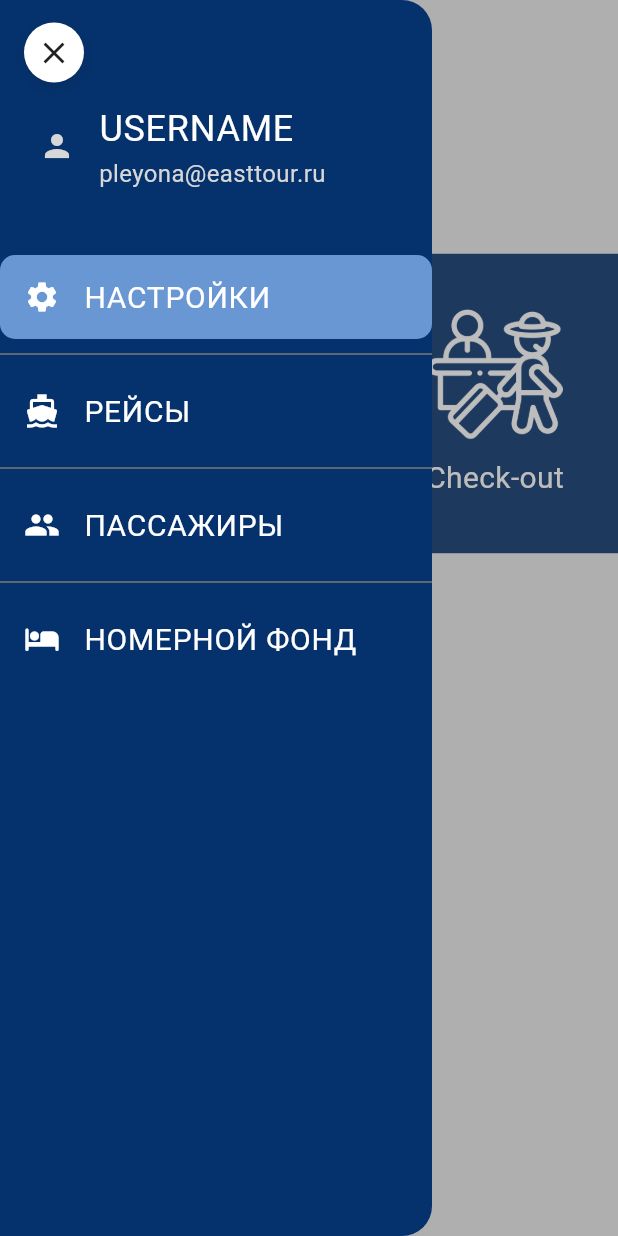
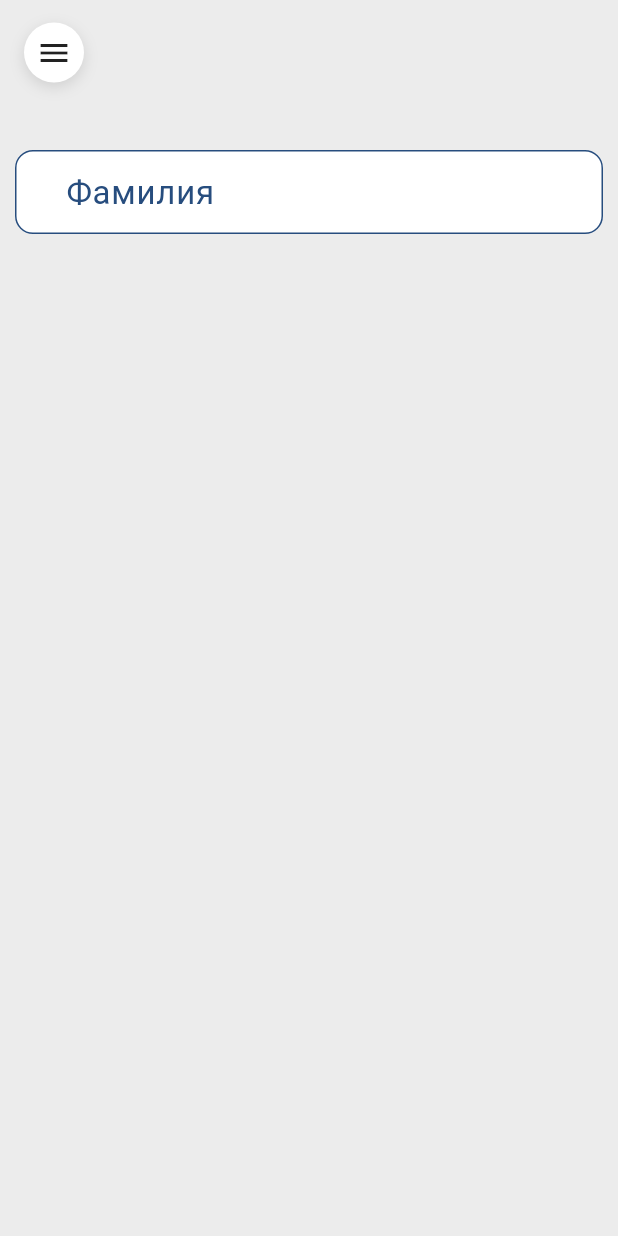
Before and after one commit to eskov-ea/passenger_counter, a Flutter app: the EntryPoint screen opened by its route, on a phone screen of 412 x 824 dp. Run offline on Flutter 3.47's test engine with Material 2 defaults, Android fonts, the phone set to English and light mode, and no system bars; our stand-ins replace equatable, flutter_bloc, flutter_secure_storage; missing offline and left inert: dart:ffi; accounts and stored records are empty.

Commit message:
workflow office

```diff
--- a/lib/theme.dart
+++ b/lib/theme.dart
@@ -32,6 +32,8 @@ abstract class DarkColors {
   static const textFaded = Color(0xFF797979);
   static const textInfo1 = Color(0xFFA66600);
   static const textInfo2 = Color(0xFFBF8830);
+
+  static const errorMain = Color(0xFFC40000);
 }
 
 abstract class AppColors {
@@ -59,6 +61,8 @@ abstract class AppColors {
   static Color textFaded = isDark ? DarkColors.textFaded : Color(0xFFD7D7D7);
   static Color textInfo1 = isDark ? DarkColors.textInfo1 : Color(0xFFA66600);
   static Color textInfo2 = isDark ? DarkColors.textInfo2 : Color(0xFFBF8830);
+
+  static Color errorMain = isDark ? DarkColors.errorMain : Color(0xFFC40000);
 }
 
 
--- a/lib/ui/screens/auth_screen.dart
+++ b/lib/ui/screens/auth_screen.dart
@@ -85,7 +85,7 @@ class _AuthScreenState extends State<AuthScreen> {
         TextFormField(
           controller: _loginTextFieldController,
           focusNode: _loginFocus,
-          autofocus: true,
+          autofocus: false,
           onFieldSubmitted: (_) {
             _onNextFieldFocus(context, _loginFocus, _passwordFocus);
           },
--- a/lib/ui/screens/entry_point.dart
+++ b/lib/ui/screens/entry_point.dart
@@ -1,10 +1,11 @@
+import 'dart:ffi';
+
 import 'package:flutter/cupertino.dart';
 import 'package:flutter/material.dart';
 import 'package:pleyona_app/theme.dart';
 import 'package:pleyona_app/ui/screens/homescreen.dart';
+import 'package:pleyona_app/ui/screens/passenger_details_screen.dart';
 import 'package:pleyona_app/ui/widgets/side_menu_widget.dart';
-
-import '../widgets/passenger_options_sliver.dart';
 
 
 class EntryPoint extends StatefulWidget {
@@ -14,13 +15,46 @@ class EntryPoint extends StatefulWidget {
   State<EntryPoint> createState() => _EntryPointState();
 }
 
-class _EntryPointState extends State<EntryPoint> {
+class _EntryPointState extends State<EntryPoint> with SingleTickerProviderStateMixin {
 
 
+  late AnimationController _animationController;
+  late Animation animation;
+  late Animation scaleAnimation;
   final pageName = SideMenuItemName.HOMESCREEN;
-  bool isMenuOpen = true;
+  bool isMenuOpen = false;
+
+  @override
+  void initState() {
+    _animationController = AnimationController(
+      vsync: this,
+      duration: Duration(milliseconds: 180)
+    )..addListener(() {
+      setState(() {
+
+      });
+    });
+    animation = Tween<double>(begin: 0, end: 1).animate(
+        CurvedAnimation(parent: _animationController, curve: Curves.fastOutSlowIn)
+    );
+    scaleAnimation = Tween<double>(begin: 1, end: 0.8).animate(
+        CurvedAnimation(parent: _animationController, curve: Curves.fastOutSlowIn)
+    );
+    super.initState();
+  }
+
+  @override
+  void dispose() {
+    _animationController.dispose();
+    super.dispose();
+  }
 
   void toggleMenu() {
+    if(isMenuOpen) {
+      _animationController.reverse();
+    } else {
+      _animationController.forward();
+    }
     setState(() {
       isMenuOpen = !isMenuOpen;
     });
@@ -29,17 +63,33 @@ class _EntryPointState extends State<EntryPoint> {
   @override
   Widget build(BuildContext context) {
     return Scaffold(
+      backgroundColor: AppColors.backgroundMain3,
+      extendBody: true,
       body: SafeArea(
         child: Container(
           width: MediaQuery.of(context).size.width,
           height: MediaQuery.of(context).size.height,
           child: Stack(
             children: [
-              Container(
-                color: AppColors.backgroundNeutral,
-                child: HomeScreen()
+              AnimatedPositioned(
+                duration: Duration(milliseconds: 180),
+                curve: Curves.fastOutSlowIn,
+                width: 288,
+                left: isMenuOpen ? 0 : -288,
+                height: MediaQuery.of(context).size.height,
+                child: SideMenu(currentPageName: pageName, showMenu: toggleMenu)
               ),
-              isMenuOpen ? SideMenu(currentPageName: pageName, showMenu: toggleMenu) : SizedBox.shrink(),
+              Transform.translate(
+                offset: Offset(animation.value * 288, 0),
+                child: Transform.scale(
+                  scale: scaleAnimation.value,
+                  child: ClipRRect(
+                    borderRadius: BorderRadius.all(Radius.circular(isMenuOpen ? 20 : 0)),
+                    child: PassengerDetailsScreen()
+                  )
+                )
+              ),
+              // isMenuOpen ? SideMenu(currentPageName: pageName, showMenu: toggleMenu) : SizedBox.shrink(),
               SideMenuBurger(isMenuOpen: isMenuOpen, toggleMenu: toggleMenu),
             ],
           ),
--- a/lib/ui/screens/homescreen.dart
+++ b/lib/ui/screens/homescreen.dart
@@ -1,5 +1,6 @@
 import 'package:flutter/cupertino.dart';
 import 'package:flutter/material.dart';
+import 'package:pleyona_app/theme.dart';
 
 import '../widgets/passenger_options_sliver.dart';
 
@@ -16,6 +17,7 @@ class _HomeScreenState extends State<HomeScreen> {
     return Container(
       height: double.infinity,
       width: double.infinity,
+      color: AppColors.backgroundNeutral,
       child: SingleChildScrollView(
         child: Column(
           crossAxisAlignment: CrossAxisAlignment.start,
--- /dev/null
+++ b/lib/ui/screens/passenger_details_screen.dart
@@ -0,0 +1,68 @@
+import 'package:flutter/cupertino.dart';
+import 'package:flutter/material.dart';
+import 'package:pleyona_app/theme.dart';
+
+class PassengerDetailsScreen extends StatefulWidget {
+  const PassengerDetailsScreen({super.key});
+
+  @override
+  State<PassengerDetailsScreen> createState() => _PassengerDetailsScreenState();
+}
+
+class _PassengerDetailsScreenState extends State<PassengerDetailsScreen> {
+
+
+  final TextEditingController _firstnameController = TextEditingController();
+  final FocusNode _firstnameFocus = FocusNode();
+
+  @override
+  Widget build(BuildContext context) {
+    return SafeArea(
+      child: Scaffold(
+        backgroundColor: AppColors.backgroundNeutral,
+        body: Container(
+          padding: EdgeInsets.symmetric(horizontal: 10),
+          child: SingleChildScrollView(
+            child: Column(
+              children: [
+                SizedBox(height: 100,),
+                TextFormField(
+                  controller: _firstnameController,
+                  focusNode: _firstnameFocus,
+                  style: const TextStyle(fontSize: 24, color: Color(0xFF000000), decoration: TextDecoration.none),
+                  decoration: InputDecoration(
+                    contentPadding: EdgeInsets.symmetric(vertical: 10, horizontal: 30),
+                    floatingLabelBehavior: FloatingLabelBehavior.auto,
+                    fillColor: AppColors.textMain,
+                    filled: true,
+                    focusedBorder: OutlineInputBorder(
+                      borderRadius: BorderRadius.all(Radius.circular(12)),
+                      borderSide: BorderSide(
+                          color: AppColors.accent1
+                      )
+                    ),
+                    enabledBorder:  OutlineInputBorder(
+                      borderRadius: BorderRadius.all(Radius.circular(12)),
+                      borderSide: BorderSide(
+                          color: AppColors.backgroundMain2
+                      )
+                    ),
+                    errorBorder: OutlineInputBorder(
+                        borderRadius: BorderRadius.all(Radius.circular(12)),
+                        borderSide: BorderSide(
+                            color: AppColors.errorMain
+                        )
+                    ),
+                    labelText: 'Фамилия',
+                    labelStyle: TextStyle(fontSize: 22, color: AppColors.backgroundMain2),
+                    focusColor: AppColors.accent5,
+                  ),
+                ),
+              ],
+            ),
+          ),
+        ),
+      )
+    );
+  }
+}
--- a/lib/ui/widgets/passenger_options_sliver.dart
+++ b/lib/ui/widgets/passenger_options_sliver.dart
@@ -9,6 +9,7 @@ class PassengerOptionsSliver extends StatelessWidget {
   @override
   Widget build(BuildContext context) {
     return Material(
+      color: AppColors.backgroundNeutral,
       child: Container(
         height: 200,
         child: ListView(
@@ -19,7 +20,7 @@ class PassengerOptionsSliver extends StatelessWidget {
               width: 200,
               height: 200,
               decoration: BoxDecoration(
-                color: AppColors.backgroundMain2,
+                color: AppColors.secondary2,
                 borderRadius: BorderRadius.all(Radius.circular(15)),
               ),
               child: InkWell(
@@ -52,7 +53,7 @@ class PassengerOptionsSliver extends StatelessWidget {
               width: 200,
               height: 200,
               decoration: BoxDecoration(
-                color: AppColors.backgroundMain2,
+                color: AppColors.secondary2,
                 borderRadius: BorderRadius.all(Radius.circular(15)),
               ),
               child: InkWell(
@@ -85,7 +86,7 @@ class PassengerOptionsSliver extends StatelessWidget {
               width: 200,
               height: 200,
               decoration: BoxDecoration(
-                color: AppColors.backgroundMain2,
+                color: AppColors.secondary2,
                 borderRadius: BorderRadius.all(Radius.circular(15)),
               ),
               child: InkWell(
@@ -118,7 +119,7 @@ class PassengerOptionsSliver extends StatelessWidget {
               width: 200,
               height: 200,
               decoration: BoxDecoration(
-                color: AppColors.backgroundMain2,
+                color: AppColors.secondary2,
                 borderRadius: BorderRadius.all(Radius.circular(15)),
               ),
               child: InkWell(
--- a/lib/ui/widgets/side_menu_widget.dart
+++ b/lib/ui/widgets/side_menu_widget.dart
@@ -32,20 +32,14 @@ class _SideMenuState extends State<SideMenu> {
 
   @override
   Widget build(BuildContext context) {
-    return Stack(
-      children: [
-        Container(
-          width: double.infinity,
-          color: Colors.black26,
-        ),
-        Container(
+    return Container(
       width: 288,
       height: double.infinity,
       decoration: BoxDecoration(
-            borderRadius: BorderRadius.only(
-              topRight: Radius.circular(20),
-              bottomRight: Radius.circular(20)
-            ),
+        // borderRadius: BorderRadius.only(
+        //   topRight: Radius.circular(20),
+        //   bottomRight: Radius.circular(20)
+        // ),
         color: AppColors.backgroundMain3,
       ),
       child: Column(
@@ -125,8 +119,6 @@ class _SideMenuState extends State<SideMenu> {
           ),
         ],
       ),
-        ),
-      ],
     );
   }
 }
```
Lines whose indentation alone changed are shown as unchanged.
